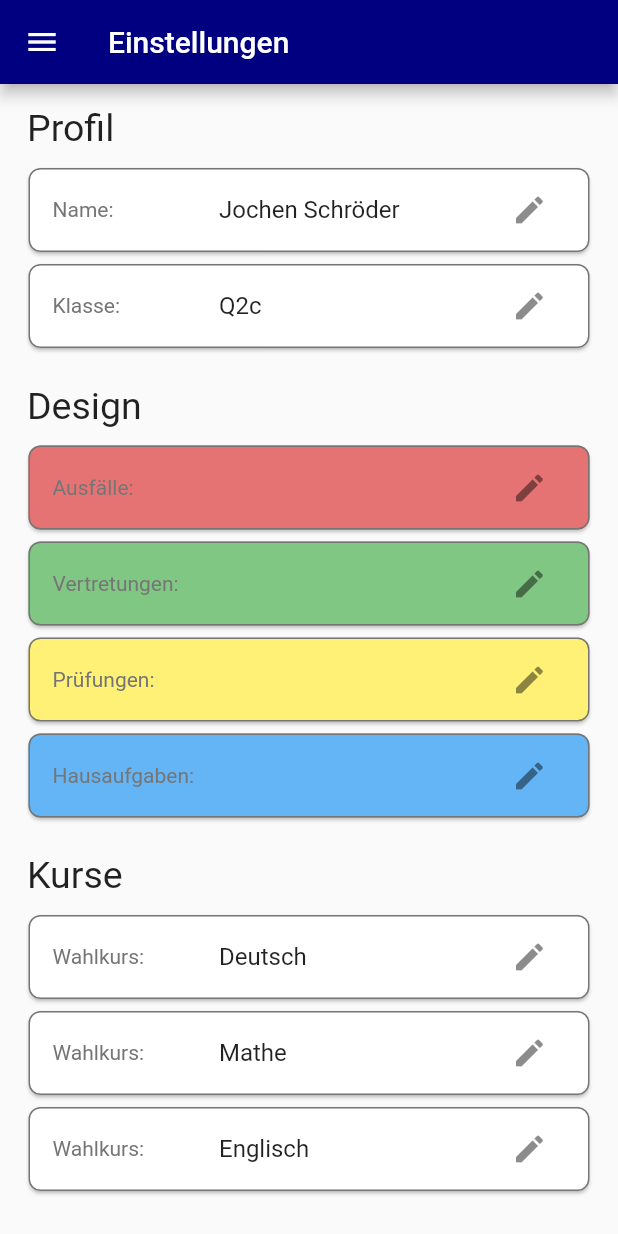
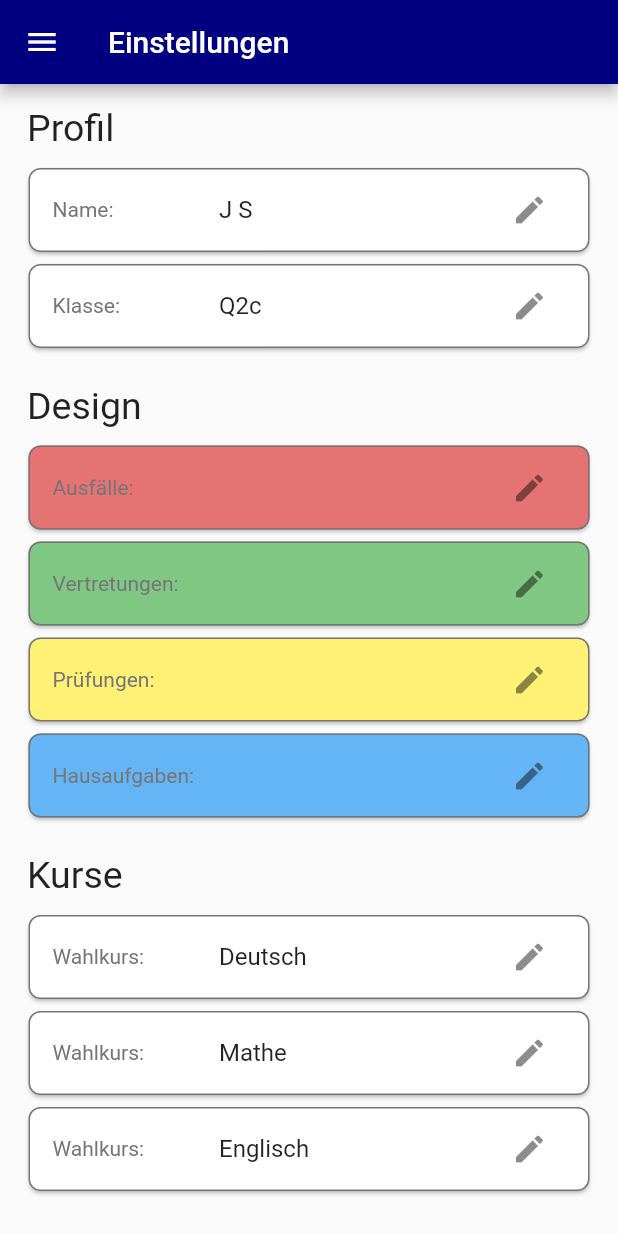
Before and after one commit to Jannik-dev/MGS_MobileApp, a Flutter app: the MySettings screen opened directly, on a phone screen of 412 x 824 dp. Run offline on Flutter 3.47's test engine with Material 2 defaults, Android fonts, the phone set to English and light mode, and no system bars; missing offline and left inert: flutter_material_pickers.

Commit message:
Update settings.dart

```diff
--- a/lib/settings.dart
+++ b/lib/settings.dart
@@ -34,7 +34,7 @@ class _MySettingsState extends State<MySettings> {
                 "Profil",
                 style: TextStyle(fontSize: 25),
               )),
-          Option("Name:", "Jochen Schröder", "Geben Sie ihren Namen an"),
+          Option("Name:", "J S", "Geben Sie ihren Namen an"),
           Option("Klasse:", "Q2c", "Geben Sie ihre Klasse an"),
           Padding(
               padding: EdgeInsets.fromLTRB(3, 20, 10, 8),
```
